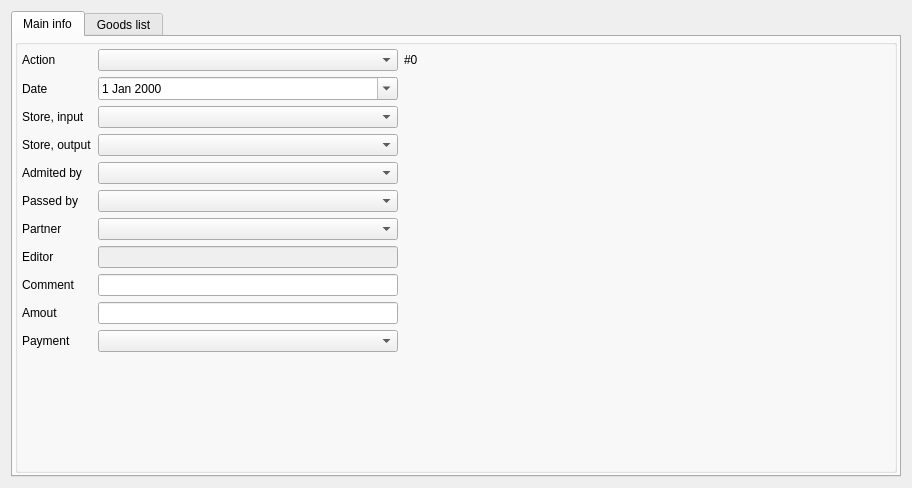
The window that CafeV4_Manager/storeorder.ui (End1-1/CafeV4) describes before a commit, drawn with Qt 5.
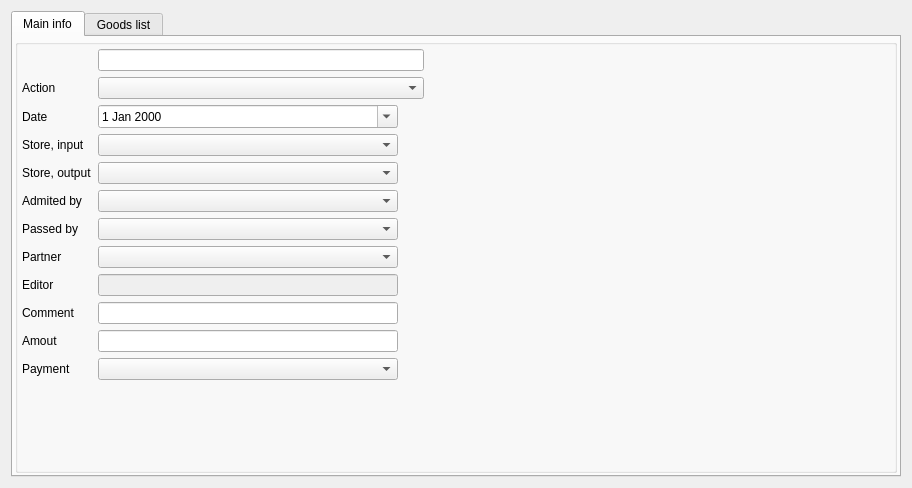
The same window after the commit. Icons and pictures are not drawn. Custom widgets are drawn as their Qt base class.

Patch:
```diff
--- a/CafeV4_Manager/storeorder.ui
+++ b/CafeV4_Manager/storeorder.ui
@@ -7,7 +7,7 @@
     <x>0</x>
     <y>0</y>
     <width>912</width>
-    <height>469</height>
+    <height>484</height>
    </rect>
   </property>
   <property name="sizePolicy">
@@ -87,7 +87,7 @@
           <property name="bottomMargin">
            <number>2</number>
           </property>
-          <item row="0" column="0">
+          <item row="1" column="0">
            <layout class="QGridLayout" name="gridLayout">
             <property name="sizeConstraint">
              <enum>QLayout::SetNoConstraint</enum>
@@ -107,141 +107,7 @@
             <property name="verticalSpacing">
              <number>6</number>
             </property>
-            <item row="3" column="1">
-             <widget class="QPComboBox" name="cbStoreOutputName">
-              <property name="sizePolicy">
-               <sizepolicy hsizetype="Fixed" vsizetype="Preferred">
-                <horstretch>0</horstretch>
-                <verstretch>0</verstretch>
-               </sizepolicy>
-              </property>
-              <property name="minimumSize">
-               <size>
-                <width>300</width>
-                <height>0</height>
-               </size>
-              </property>
-              <property name="maximumSize">
-               <size>
-                <width>300</width>
-                <height>16777215</height>
-               </size>
-              </property>
-              <property name="fieldId" stdset="0">
-               <string>ID</string>
-              </property>
-              <property name="fieldName" stdset="0">
-               <string>NAME</string>
-              </property>
-              <property name="table" stdset="0">
-               <string>ST_STORAGES</string>
-              </property>
-             </widget>
-            </item>
-            <item row="2" column="1">
-             <widget class="QPComboBox" name="cbStoreInputName">
-              <property name="sizePolicy">
-               <sizepolicy hsizetype="Fixed" vsizetype="Preferred">
-                <horstretch>0</horstretch>
-                <verstretch>0</verstretch>
-               </sizepolicy>
-              </property>
-              <property name="minimumSize">
-               <size>
-                <width>300</width>
-                <height>0</height>
-               </size>
-              </property>
-              <property name="maximumSize">
-               <size>
-                <width>300</width>
-                <height>16777215</height>
-               </size>
-              </property>
-              <property name="fieldId" stdset="0">
-               <string>ID</string>
-              </property>
-              <property name="fieldName" stdset="0">
-               <string>NAME</string>
-              </property>
-              <property name="table" stdset="0">
-               <string>ST_STORAGES</string>
-              </property>
-             </widget>
-            </item>
-            <item row="6" column="1">
-             <widget class="QPComboBox" name="cbPartnerName">
-              <property name="sizePolicy">
-               <sizepolicy hsizetype="Fixed" vsizetype="Preferred">
-                <horstretch>0</horstretch>
-                <verstretch>0</verstretch>
-               </sizepolicy>
-              </property>
-              <property name="minimumSize">
-               <size>
-                <width>300</width>
-                <height>0</height>
-               </size>
-              </property>
-              <property name="maximumSize">
-               <size>
-                <width>300</width>
-                <height>16777215</height>
-               </size>
-              </property>
-              <property name="fieldId" stdset="0">
-               <string>ID</string>
-              </property>
-              <property name="fieldName" stdset="0">
-               <string>NAME</string>
-              </property>
-              <property name="table" stdset="0">
-               <string>PARTNERS</string>
-              </property>
-             </widget>
-            </item>
-            <item row="2" column="3">
-             <spacer name="horizontalSpacer_2">
-              <property name="orientation">
-               <enum>Qt::Horizontal</enum>
-              </property>
-              <property name="sizeHint" stdset="0">
-               <size>
-                <width>40</width>
-                <height>20</height>
-               </size>
-              </property>
-             </spacer>
-            </item>
             <item row="5" column="1">
-             <widget class="QPComboBox" name="cbPassed">
-              <property name="minimumSize">
-               <size>
-                <width>300</width>
-                <height>0</height>
-               </size>
-              </property>
-              <property name="maximumSize">
-               <size>
-                <width>300</width>
-                <height>16777215</height>
-               </size>
-              </property>
-              <property name="maxVisibleItems">
-               <number>30</number>
-              </property>
-              <property name="fieldId" stdset="0">
-               <string>ID</string>
-              </property>
-              <property name="fieldName" stdset="0">
-               <string>NAME</string>
-              </property>
-              <property name="table" stdset="0">
-               <string>EMPLOYES_ID_NAME</string>
-              </property>
-             </widget>
-            </item>
-            <item row="4" column="1">
              <widget class="QPComboBox" name="cbAdmited">
               <property name="minimumSize">
                <size>
@@ -269,104 +135,7 @@
               </property>
              </widget>
             </item>
-            <item row="2" column="0">
-             <widget class="QLabel" name="lbStoreInput">
-              <property name="text">
-               <string>Store, input</string>
-              </property>
-             </widget>
-            </item>
-            <item row="4" column="0">
-             <widget class="QLabel" name="lbAdmited">
-              <property name="text">
-               <string>Admited by</string>
-              </property>
-             </widget>
-            </item>
-            <item row="5" column="0">
-             <widget class="QLabel" name="lbPassed">
-              <property name="frameShape">
-               <enum>QFrame::NoFrame</enum>
-              </property>
-              <property name="text">
-               <string>Passed by</string>
-              </property>
-             </widget>
-            </item>
-            <item row="3" column="0">
-             <widget class="QLabel" name="lbStoreOutput">
-              <property name="text">
-               <string>Store, output</string>
-              </property>
-             </widget>
-            </item>
-            <item row="9" column="1">
-             <widget class="QLineEdit" name="leAmount">
-              <property name="sizePolicy">
-               <sizepolicy hsizetype="Expanding" vsizetype="Preferred">
-                <horstretch>0</horstretch>
-                <verstretch>0</verstretch>
-               </sizepolicy>
-              </property>
-              <property name="maximumSize">
-               <size>
-                <width>300</width>
-                <height>16777215</height>
-               </size>
-              </property>
-              <property name="readOnly">
-               <bool>true</bool>
-              </property>
-             </widget>
-            </item>
-            <item row="1" column="1">
-             <widget class="QDateEdit" name="deDocDate">
-              <property name="sizePolicy">
-               <sizepolicy hsizetype="Minimum" vsizetype="Preferred">
-                <horstretch>0</horstretch>
-                <verstretch>0</verstretch>
-               </sizepolicy>
-              </property>
-              <property name="maximumSize">
-               <size>
-                <width>300</width>
-                <height>1111</height>
-               </size>
-              </property>
-              <property name="calendarPopup">
-               <bool>true</bool>
-              </property>
-             </widget>
-            </item>
-            <item row="7" column="0">
-             <widget class="QLabel" name="lbEditor">
-              <property name="text">
-               <string>Editor</string>
-              </property>
-             </widget>
-            </item>
-            <item row="6" column="0">
-             <widget class="QLabel" name="lbPartners">
-              <property name="text">
-               <string>Partner</string>
-              </property>
-             </widget>
-            </item>
-            <item row="1" column="0">
-             <widget class="QLabel" name="label_2">
-              <property name="text">
-               <string>Date</string>
-              </property>
-             </widget>
-            </item>
-            <item row="9" column="0">
-             <widget class="QLabel" name="lbAmount">
-              <property name="text">
-               <string>Amout</string>
-              </property>
-             </widget>
-            </item>
-            <item row="8" column="1" colspan="2">
+            <item row="9" column="1" colspan="2">
              <widget class="QLineEdit" name="leComment">
               <property name="sizePolicy">
                <sizepolicy hsizetype="Expanding" vsizetype="Preferred">
@@ -382,19 +151,18 @@
               </property>
              </widget>
             </item>
-            <item row="10" column="0">
-             <widget class="QLabel" name="lbPayment">
-              <property name="text">
-               <string>Payment</string>
+            <item row="12" column="1">
+             <spacer name="verticalSpacer">
+              <property name="orientation">
+               <enum>Qt::Vertical</enum>
               </property>
-             </widget>
-            </item>
-            <item row="8" column="0">
-             <widget class="QLabel" name="lbComment">
-              <property name="text">
-               <string>Comment</string>
+              <property name="sizeHint" stdset="0">
+               <size>
+                <width>20</width>
+                <height>40</height>
+               </size>
               </property>
-             </widget>
+             </spacer>
             </item>
             <item row="9" column="2">
              <widget class="QWidget" name="widget" native="true">
@@ -417,14 +185,218 @@
               </layout>
              </widget>
             </item>
-            <item row="0" column="0">
+            <item row="1" column="1">
+             <widget class="QPComboBox" name="cbAction">
+              <property name="minimumSize">
+               <size>
+                <width>300</width>
+                <height>0</height>
+               </size>
+              </property>
+              <property name="fieldId" stdset="0">
+               <string>ID</string>
+              </property>
+              <property name="fieldName" stdset="0">
+               <string>NAME</string>
+              </property>
+              <property name="table" stdset="0">
+               <string>ST_ACTIONS</string>
+              </property>
+             </widget>
+            </item>
+            <item row="10" column="0">
+             <widget class="QLabel" name="lbAmount">
+              <property name="text">
+               <string>Amout</string>
+              </property>
+             </widget>
+            </item>
+            <item row="4" column="1">
+             <widget class="QPComboBox" name="cbStoreOutputName">
+              <property name="sizePolicy">
+               <sizepolicy hsizetype="Fixed" vsizetype="Preferred">
+                <horstretch>0</horstretch>
+                <verstretch>0</verstretch>
+               </sizepolicy>
+              </property>
+              <property name="minimumSize">
+               <size>
+                <width>300</width>
+                <height>0</height>
+               </size>
+              </property>
+              <property name="maximumSize">
+               <size>
+                <width>300</width>
+                <height>16777215</height>
+               </size>
+              </property>
+              <property name="fieldId" stdset="0">
+               <string>ID</string>
+              </property>
+              <property name="fieldName" stdset="0">
+               <string>NAME</string>
+              </property>
+              <property name="table" stdset="0">
+               <string>ST_STORAGES</string>
+              </property>
+             </widget>
+            </item>
+            <item row="1" column="3">
+             <spacer name="horizontalSpacer">
+              <property name="orientation">
+               <enum>Qt::Horizontal</enum>
+              </property>
+              <property name="sizeHint" stdset="0">
+               <size>
+                <width>459</width>
+                <height>20</height>
+               </size>
+              </property>
+             </spacer>
+            </item>
+            <item row="8" column="1">
+             <widget class="QLineEdit" name="leOperator">
+              <property name="enabled">
+               <bool>false</bool>
+              </property>
+              <property name="maximumSize">
+               <size>
+                <width>300</width>
+                <height>16777215</height>
+               </size>
+              </property>
+             </widget>
+            </item>
+            <item row="3" column="3">
+             <spacer name="horizontalSpacer_2">
+              <property name="orientation">
+               <enum>Qt::Horizontal</enum>
+              </property>
+              <property name="sizeHint" stdset="0">
+               <size>
+                <width>40</width>
+                <height>20</height>
+               </size>
+              </property>
+             </spacer>
+            </item>
+            <item row="11" column="0">
+             <widget class="QLabel" name="lbPayment">
+              <property name="text">
+               <string>Payment</string>
+              </property>
+             </widget>
+            </item>
+            <item row="5" column="0">
+             <widget class="QLabel" name="lbAdmited">
+              <property name="text">
+               <string>Admited by</string>
+              </property>
+             </widget>
+            </item>
+            <item row="8" column="0">
+             <widget class="QLabel" name="lbEditor">
+              <property name="text">
+               <string>Editor</string>
+              </property>
+             </widget>
+            </item>
+            <item row="2" column="1">
+             <widget class="QDateEdit" name="deDocDate">
+              <property name="sizePolicy">
+               <sizepolicy hsizetype="Minimum" vsizetype="Preferred">
+                <horstretch>0</horstretch>
+                <verstretch>0</verstretch>
+               </sizepolicy>
+              </property>
+              <property name="maximumSize">
+               <size>
+                <width>300</width>
+                <height>1111</height>
+               </size>
+              </property>
+              <property name="calendarPopup">
+               <bool>true</bool>
+              </property>
+             </widget>
+            </item>
+            <item row="4" column="0">
+             <widget class="QLabel" name="lbStoreOutput">
+              <property name="text">
+               <string>Store, output</string>
+              </property>
+             </widget>
+            </item>
+            <item row="1" column="0">
              <widget class="QLabel" name="label">
               <property name="text">
                <string>Action</string>
               </property>
              </widget>
             </item>
+            <item row="7" column="0">
+             <widget class="QLabel" name="lbPartners">
+              <property name="text">
+               <string>Partner</string>
+              </property>
+             </widget>
+            </item>
+            <item row="6" column="1">
+             <widget class="QPComboBox" name="cbPassed">
+              <property name="minimumSize">
+               <size>
+                <width>300</width>
+                <height>0</height>
+               </size>
+              </property>
+              <property name="maximumSize">
+               <size>
+                <width>300</width>
+                <height>16777215</height>
+               </size>
+              </property>
+              <property name="maxVisibleItems">
+               <number>30</number>
+              </property>
+              <property name="fieldId" stdset="0">
+               <string>ID</string>
+              </property>
+              <property name="fieldName" stdset="0">
+               <string>NAME</string>
+              </property>
+              <property name="table" stdset="0">
+               <string>EMPLOYES_ID_NAME</string>
+              </property>
+             </widget>
+            </item>
+            <item row="3" column="0">
+             <widget class="QLabel" name="lbStoreInput">
+              <property name="text">
+               <string>Store, input</string>
+              </property>
+             </widget>
+            </item>
             <item row="10" column="1">
+             <widget class="QLineEdit" name="leAmount">
+              <property name="sizePolicy">
+               <sizepolicy hsizetype="Expanding" vsizetype="Preferred">
+                <horstretch>0</horstretch>
+                <verstretch>0</verstretch>
+               </sizepolicy>
+              </property>
+              <property name="maximumSize">
+               <size>
+                <width>300</width>
+                <height>16777215</height>
+               </size>
+              </property>
+              <property name="readOnly">
+               <bool>true</bool>
+              </property>
+             </widget>
+            </item>
+            <item row="11" column="1">
              <widget class="QPComboBox" name="cbPayment">
               <property name="sizePolicy">
                <sizepolicy hsizetype="Preferred" vsizetype="Fixed">
@@ -449,10 +421,74 @@
               </property>
              </widget>
             </item>
+            <item row="9" column="0">
+             <widget class="QLabel" name="lbComment">
+              <property name="text">
+               <string>Comment</string>
+              </property>
+             </widget>
+            </item>
+            <item row="3" column="1">
+             <widget class="QPComboBox" name="cbStoreInputName">
+              <property name="sizePolicy">
+               <sizepolicy hsizetype="Fixed" vsizetype="Preferred">
+                <horstretch>0</horstretch>
+                <verstretch>0</verstretch>
+               </sizepolicy>
+              </property>
+              <property name="minimumSize">
+               <size>
+                <width>300</width>
+                <height>0</height>
+               </size>
+              </property>
+              <property name="maximumSize">
+               <size>
+                <width>300</width>
+                <height>16777215</height>
+               </size>
+              </property>
+              <property name="fieldId" stdset="0">
+               <string>ID</string>
+              </property>
+              <property name="fieldName" stdset="0">
+               <string>NAME</string>
+              </property>
+              <property name="table" stdset="0">
+               <string>ST_STORAGES</string>
+              </property>
+             </widget>
+            </item>
+            <item row="6" column="0">
+             <widget class="QLabel" name="lbPassed">
+              <property name="frameShape">
+               <enum>QFrame::NoFrame</enum>
+              </property>
+              <property name="text">
+               <string>Passed by</string>
+              </property>
+             </widget>
+            </item>
+            <item row="2" column="0">
+             <widget class="QLabel" name="label_2">
+              <property name="text">
+               <string>Date</string>
+              </property>
+             </widget>
+            </item>
             <item row="7" column="1">
-             <widget class="QLineEdit" name="leOperator">
-              <property name="enabled">
-               <bool>false</bool>
+             <widget class="QPComboBox" name="cbPartnerName">
+              <property name="sizePolicy">
+               <sizepolicy hsizetype="Fixed" vsizetype="Preferred">
+                <horstretch>0</horstretch>
+                <verstretch>0</verstretch>
+               </sizepolicy>
+              </property>
+              <property name="minimumSize">
+               <size>
+                <width>300</width>
+                <height>0</height>
+               </size>
               </property>
               <property name="maximumSize">
                <size>
@@ -460,19 +496,11 @@
                 <height>16777215</height>
                </size>
               </property>
-             </widget>
-            </item>
-            <item row="0" column="2">
-             <widget class="QLabel" name="lbDocNum">
-              <property name="text">
-               <string>#0</string>
+              <property name="fieldId" stdset="0">
+               <string>ID</string>
               </property>
-             </widget>
-            </item>
-            <item row="0" column="3">
-             <spacer name="horizontalSpacer">
-              <property name="orientation">
-               <enum>Qt::Horizontal</enum>
+              <property name="fieldName" stdset="0">
+               <string>NAME</string>
               </property>
               <property name="sizeHint" stdset="0">
                <size>
@@ -480,40 +508,15 @@
                 <height>20</height>
                </size>
               </property>
-             </spacer>
+             </widget>
             </item>
             <item row="0" column="1">
-             <widget class="QPComboBox" name="cbAction">
-              <property name="minimumSize">
-               <size>
-                <width>300</width>
-                <height>0</height>
-               </size>
-              </property>
-              <property name="fieldId" stdset="0">
-               <string>ID</string>
-              </property>
-              <property name="fieldName" stdset="0">
-               <string>NAME</string>
-              </property>
-              <property name="table" stdset="0">
-               <string>ST_ACTIONS</string>
+             <widget class="QLineEdit" name="lbDocNum">
+              <property name="readOnly">
+               <bool>true</bool>
               </property>
              </widget>
             </item>
-            <item row="11" column="1">
-             <spacer name="verticalSpacer">
-              <property name="orientation">
-               <enum>Qt::Vertical</enum>
-              </property>
-              <property name="sizeHint" stdset="0">
-               <size>
-                <width>20</width>
-                <height>40</height>
-               </size>
-              </property>
-             </spacer>
-            </item>
            </layout>
           </item>
          </layout>
```
Left out of the diff: 9 changed lines with no effect on the pictures.
